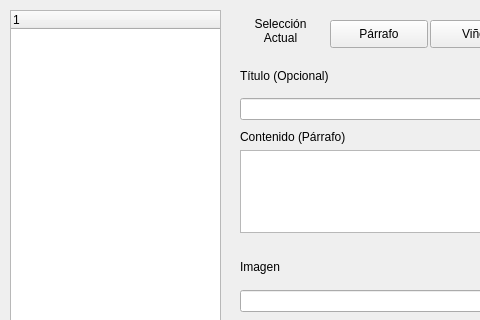
This is dialogdocument.ui in MacoChave/Proyecto1_SharedFiles-Client as Qt 5 draws it before an edit; both pictures show x 0 to 480 and y 0 to 320 of the 640 by 458 pixel window. The edited form follows.
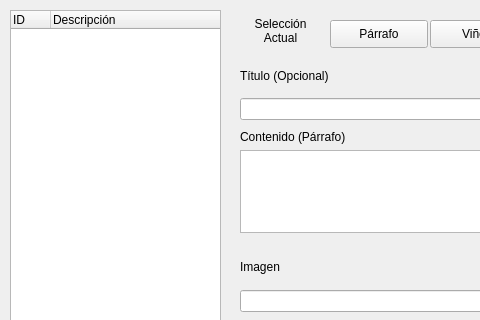
This is the edited form.

The edit to the form file:
```diff
--- a/dialogdocument.ui
+++ b/dialogdocument.ui
@@ -261,9 +261,23 @@
      <height>321</height>
     </rect>
    </property>
+   <property name="indentation">
+    <number>4</number>
+   </property>
+   <attribute name="headerDefaultSectionSize">
+    <number>40</number>
+   </attribute>
+   <attribute name="headerMinimumSectionSize">
+    <number>5</number>
+   </attribute>
    <column>
     <property name="text">
-     <string notr="true">1</string>
+     <string notr="true">ID</string>
+    </property>
+   </column>
+   <column>
+    <property name="text">
+     <string>Descripción</string>
     </property>
    </column>
   </widget>
```
